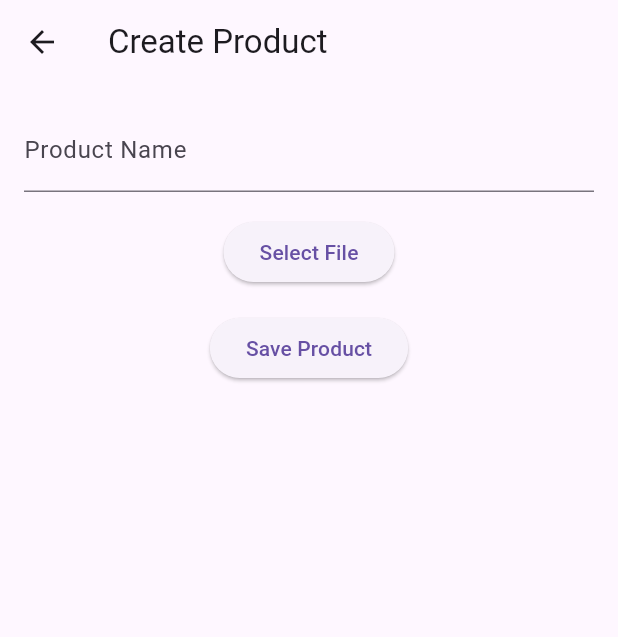
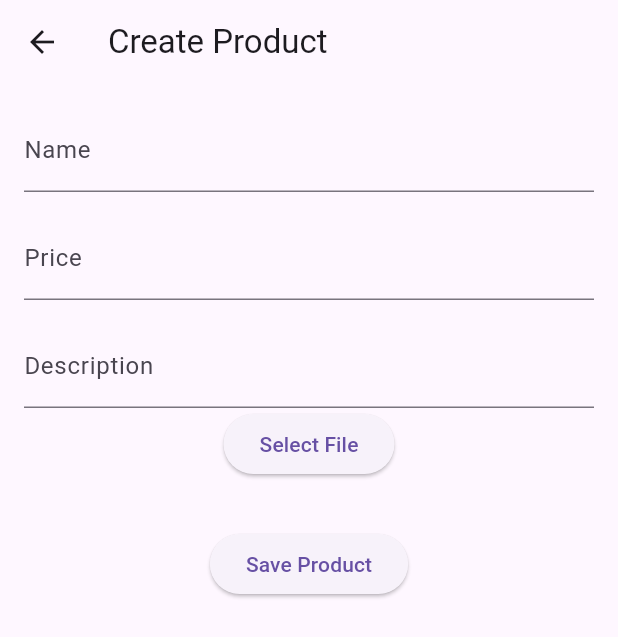
Before and after one commit to HaaruuKI/pastel, a Flutter app: the CreateProductPage screen opened by its route, after a tap on "Save Product", on a phone screen of 412 x 824 dp. Shown: the top 637 px of the screen. Run offline on Flutter 3.47's test engine with Material 3 defaults, Android fonts, the phone set to English and light mode, and no system bars; our stand-ins replace cloud_firestore, file_picker, firebase_core, firebase_database, firebase_storage, flutter_svg; accounts and stored records are empty.

Commit message:
Refactor product creation page

```diff
--- a/lib/main.dart
+++ b/lib/main.dart
@@ -38,7 +38,7 @@ class MyApp extends StatelessWidget {
         visualDensity: VisualDensity.adaptivePlatformDensity,
       ),
       routes: routes,
-      initialRoute: 'crearProducto',
+      initialRoute: 'homePage',
     );
   }
 }
--- a/lib/product_create/create_product.dart
+++ b/lib/product_create/create_product.dart
@@ -11,11 +11,16 @@ class CreateProductPage extends StatefulWidget {
 
 class _CreateProductPageState extends State<CreateProductPage> {
   TextEditingController _nameController = TextEditingController();
+  TextEditingController _priceController = TextEditingController();
+  TextEditingController _descriptionController = TextEditingController();
   Uint8List? _fileBytes;
   String? _fileName;
+  String? _imageUrl;
 
   Future<void> _saveProduct() async {
     String name = _nameController.text;
+    double price = double.parse(_priceController.text);
+    String description = _descriptionController.text;
 
     if (_fileBytes != null && name.isNotEmpty) {
       bool productExists = await _checkProductExists(name);
@@ -25,18 +30,20 @@ class _CreateProductPageState extends State<CreateProductPage> {
         return;
       }
 
-      // await _uploadFile();
+      FirebaseFirestore firestore = FirebaseFirestore.instance;
+      DocumentReference<Map<String, dynamic>> productsCollection =
+          firestore.collection('products').doc(name);
 
-      FirebaseFirestore firestore = FirebaseFirestore.instance;
-      CollectionReference productsCollection = firestore.collection('products');
-
-      await productsCollection.add({
+      await productsCollection.set({
         'name': name,
-        'img_url': 'gs://pasteles-882b1.appspot.com/uploads/$_fileName',
+        'price': price,
+        'description': description,
+        'img_url': _imageUrl,
       });
 
       print('Product saved');
     } else {
+      await _uploadFile();
       print('Please select a file and enter a name');
     }
   }
@@ -62,6 +69,15 @@ class _CreateProductPageState extends State<CreateProductPage> {
       await FirebaseStorage.instance
           .ref('uploads/$_fileName')
           .putData(_fileBytes!);
+
+      // Get download URL
+      String downloadUrl = await FirebaseStorage.instance
+          .ref('uploads/$_fileName')
+          .getDownloadURL();
+
+      setState(() {
+        _imageUrl = downloadUrl;
+      });
     }
   }
 
@@ -78,14 +94,37 @@ class _CreateProductPageState extends State<CreateProductPage> {
             TextField(
               controller: _nameController,
               decoration: InputDecoration(
-                labelText: 'Product Name',
+                labelText: 'Name',
               ),
             ),
             SizedBox(height: 16.0),
+            TextField(
+              controller: _priceController,
+              decoration: InputDecoration(
+                labelText: 'Price',
+              ),
+            ),
+            SizedBox(height: 16.0),
+            TextField(
+              controller: _descriptionController,
+              decoration: InputDecoration(
+                labelText: 'Description',
+              ),
+            ),
             ElevatedButton(
               onPressed: _uploadFile,
               child: Text('Select File'),
             ),
+            SizedBox(height: 16.0),
+            _imageUrl != null
+                ? Image.network(
+                    _imageUrl!,
+                    width: 300, // Set the desired width
+                    height: 400, // Set the desired height
+                    fit: BoxFit
+                        .cover, // Adjust the image to fit the specified dimensions
+                  )
+                : Container(),
             SizedBox(height: 16.0),
             ElevatedButton(
               onPressed: _saveProduct,
```
